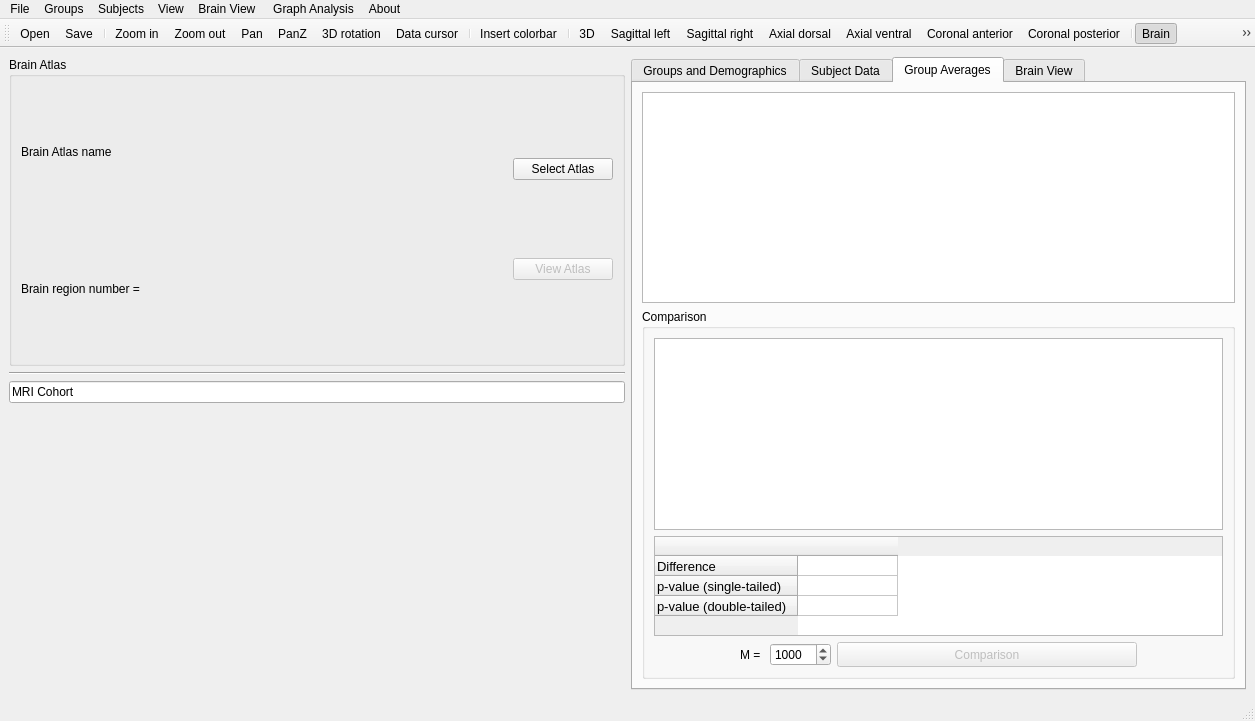
softmatterlab/Braph-2.0-Python, file braphy/gui/ui_files/cohort_editor.ui: the form before one commit.
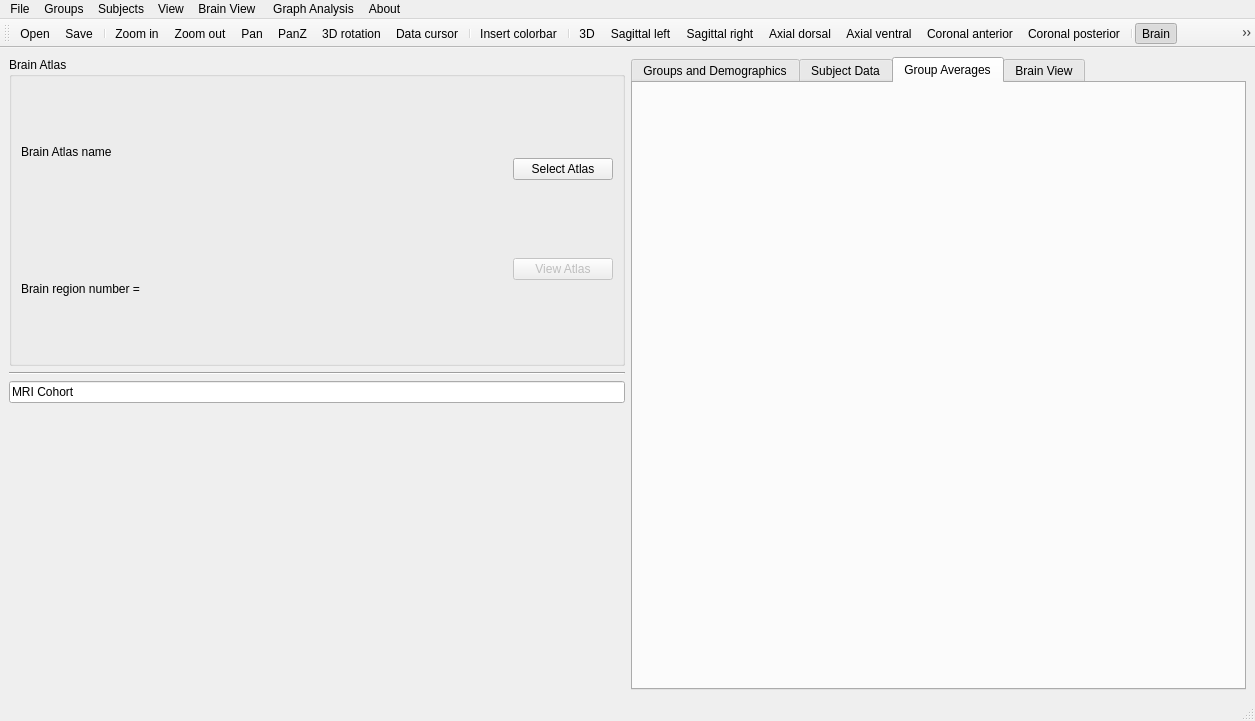
The form after the commit. The open tabs and pages were chosen to show the change. Icons and pictures are not drawn. Custom widgets are drawn as their Qt base class.

Commit message: Extract group averages tab from cohort editor

Diff of the .ui file:
```diff
--- a/braphy/gui/ui_files/cohort_editor.ui
+++ b/braphy/gui/ui_files/cohort_editor.ui
@@ -169,169 +169,7 @@
          </attribute>
          <layout class="QVBoxLayout" name="verticalLayout_13">
           <item>
-           <widget class="QTableWidget" name="tableWidget_group_averages">
-            <property name="font">
-             <font>
-              <pointsize>10</pointsize>
-             </font>
-            </property>
-           </widget>
-          </item>
-          <item>
-           <widget class="QGroupBox" name="groupBox_2">
-            <property name="title">
-             <string>Comparison</string>
-            </property>
-            <layout class="QVBoxLayout" name="verticalLayout_10">
-             <item>
-              <widget class="QTableWidget" name="tableWidget_group_comparison_select">
-               <property name="editTriggers">
-                <set>QAbstractItemView::NoEditTriggers</set>
-               </property>
-               <property name="selectionMode">
-                <enum>QAbstractItemView::NoSelection</enum>
-               </property>
-              </widget>
-             </item>
-             <item>
-              <widget class="QTableWidget" name="tableWidget_group_comparison">
-               <property name="sizePolicy">
-                <sizepolicy hsizetype="Expanding" vsizetype="Maximum">
-                 <horstretch>0</horstretch>
-                 <verstretch>0</verstretch>
-                </sizepolicy>
-               </property>
-               <property name="maximumSize">
-                <size>
-                 <width>16777215</width>
-                 <height>100</height>
-                </size>
-               </property>
-               <property name="font">
-                <font>
-                 <pointsize>10</pointsize>
-                </font>
-               </property>
-               <property name="showGrid">
-                <bool>true</bool>
-               </property>
-               <attribute name="horizontalHeaderCascadingSectionResizes">
-                <bool>false</bool>
-               </attribute>
-               <attribute name="verticalHeaderCascadingSectionResizes">
-                <bool>false</bool>
-               </attribute>
-               <attribute name="verticalHeaderDefaultSectionSize">
-                <number>20</number>
-               </attribute>
-               <attribute name="verticalHeaderHighlightSections">
-                <bool>true</bool>
-               </attribute>
-               <attribute name="verticalHeaderShowSortIndicator" stdset="0">
-                <bool>false</bool>
-               </attribute>
-               <attribute name="verticalHeaderStretchLastSection">
-                <bool>false</bool>
-               </attribute>
-               <row>
-                <property name="text">
-                 <string>Difference</string>
-                </property>
-               </row>
-               <row>
-                <property name="text">
-                 <string>p-value (single-tailed)</string>
-                </property>
-               </row>
-               <row>
-                <property name="text">
-                 <string>p-value (double-tailed)</string>
-                </property>
-               </row>
-               <column>
-                <property name="text">
-                 <string/>
-                </property>
-               </column>
-              </widget>
-             </item>
-             <item>
-              <layout class="QHBoxLayout" name="horizontalLayout_12">
-               <property name="rightMargin">
-                <number>0</number>
-               </property>
-               <item>
-                <spacer name="horizontalSpacer_9">
-                 <property name="orientation">
-                  <enum>Qt::Horizontal</enum>
-                 </property>
-                 <property name="sizeHint" stdset="0">
-                  <size>
-                   <width>40</width>
-                   <height>15</height>
-                  </size>
-                 </property>
-                </spacer>
-               </item>
-               <item>
-                <widget class="QLabel" name="label_3">
-                 <property name="text">
-                  <string>M = </string>
-                 </property>
-                </widget>
-               </item>
-               <item>
-                <widget class="QSpinBox" name="spinBoxPermutations">
-                 <property name="maximum">
-                  <number>10000</number>
-                 </property>
-                 <property name="value">
-                  <number>1000</number>
-                 </property>
-                </widget>
-               </item>
-               <item>
-                <widget class="QPushButton" name="btnComparison">
-                 <property name="enabled">
-                  <bool>false</bool>
-                 </property>
-                 <property name="sizePolicy">
-                  <sizepolicy hsizetype="Fixed" vsizetype="Fixed">
-                   <horstretch>0</horstretch>
-                   <verstretch>0</verstretch>
-                  </sizepolicy>
-                 </property>
-                 <property name="minimumSize">
-                  <size>
-                   <width>300</width>
-                   <height>25</height>
-                  </size>
-                 </property>
-                 <property name="layoutDirection">
-                  <enum>Qt::RightToLeft</enum>
-                 </property>
-                 <property name="text">
-                  <string>Comparison</string>
-                 </property>
-                </widget>
-               </item>
-               <item>
-                <spacer name="horizontalSpacer_10">
-                 <property name="orientation">
-                  <enum>Qt::Horizontal</enum>
-                 </property>
-                 <property name="sizeHint" stdset="0">
-                  <size>
-                   <width>40</width>
-                   <height>15</height>
-                  </size>
-                 </property>
-                </spacer>
-               </item>
-              </layout>
-             </item>
-            </layout>
-           </widget>
+           <widget class="GroupAveragesWidget" name="groupAveragesWidget" native="true"/>
           </item>
          </layout>
         </widget>
@@ -977,6 +815,12 @@
    <header>braphy.gui.subject_data_widget</header>
    <container>1</container>
   </customwidget>
+  <customwidget>
+   <class>GroupAveragesWidget</class>
+   <extends>QWidget</extends>
+   <header>braphy.gui.group_averages_widget</header>
+   <container>1</container>
+  </customwidget>
  </customwidgets>
  <resources>
   <include location="../icons/icons.qrc"/>
```
Left out of the diff: 2 changed lines with no effect on the pictures. The commit also changes 4 other files.
